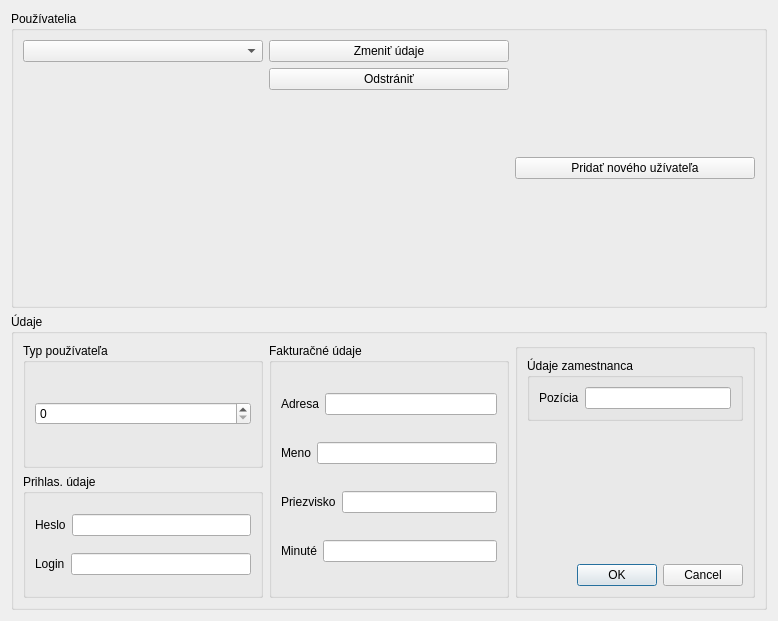
This is changes.ui in karinjanovjakova/OOP_lekaren as Qt 5 draws it before an edit. The edited form follows.
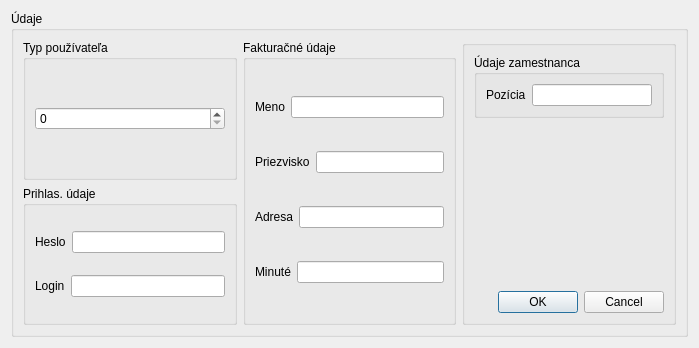
This is the edited form.

Diff of the .ui file:
```diff
--- a/changes.ui
+++ b/changes.ui
@@ -6,85 +6,14 @@
    <rect>
     <x>0</x>
     <y>0</y>
-    <width>778</width>
-    <height>621</height>
+    <width>699</width>
+    <height>348</height>
    </rect>
   </property>
   <property name="windowTitle">
    <string>Dialog</string>
   </property>
   <layout class="QVBoxLayout" name="verticalLayout_9">
-   <item>
-    <widget class="QGroupBox" name="groupBox">
-     <property name="title">
-      <string>Používatelia</string>
-     </property>
-     <layout class="QHBoxLayout" name="horizontalLayout_8">
-      <item>
-       <layout class="QVBoxLayout" name="verticalLayout_6">
-        <item>
-         <widget class="QComboBox" name="comboBox"/>
-        </item>
-        <item>
-         <spacer name="verticalSpacer">
-          <property name="orientation">
-           <enum>Qt::Vertical</enum>
-          </property>
-          <property name="sizeHint" stdset="0">
-           <size>
-            <width>20</width>
-            <height>40</height>
-           </size>
-          </property>
-         </spacer>
-        </item>
-       </layout>
-      </item>
-      <item>
-       <layout class="QVBoxLayout" name="verticalLayout_7">
-        <item>
-         <layout class="QVBoxLayout" name="verticalLayout_5">
-          <item>
-           <widget class="QPushButton" name="change">
-            <property name="text">
-             <string>Zmeniť údaje</string>
-            </property>
-           </widget>
-          </item>
-          <item>
-           <widget class="QPushButton" name="remove">
-            <property name="text">
-             <string>Odstrániť</string>
-            </property>
-           </widget>
-          </item>
-         </layout>
-        </item>
-        <item>
-         <spacer name="verticalSpacer_2">
-          <property name="orientation">
-           <enum>Qt::Vertical</enum>
-          </property>
-          <property name="sizeHint" stdset="0">
-           <size>
-            <width>20</width>
-            <height>40</height>
-           </size>
-          </property>
-         </spacer>
-        </item>
-       </layout>
-      </item>
-      <item>
-       <widget class="QPushButton" name="AddNew">
-        <property name="text">
-         <string>Pridať nového užívateľa</string>
-        </property>
-       </widget>
-      </item>
-     </layout>
-    </widget>
-   </item>
    <item>
     <widget class="QGroupBox" name="groupBox_2">
      <property name="title">
@@ -100,7 +29,11 @@
           </property>
           <layout class="QHBoxLayout" name="horizontalLayout_10">
            <item>
-            <widget class="QSpinBox" name="spinBox"/>
+            <widget class="QSpinBox" name="spinBox">
+             <property name="maximum">
+              <number>3</number>
+             </property>
+            </widget>
            </item>
           </layout>
          </widget>
@@ -158,20 +91,6 @@
          <string>Fakturačné údaje</string>
         </property>
         <layout class="QVBoxLayout" name="verticalLayout_3">
-         <item>
-          <layout class="QHBoxLayout" name="horizontalLayout_5">
-           <item>
-            <widget class="QLabel" name="label_5">
-             <property name="text">
-              <string>Adresa</string>
-             </property>
-            </widget>
-           </item>
-           <item>
-            <widget class="QLineEdit" name="adr"/>
-           </item>
-          </layout>
-         </item>
          <item>
           <layout class="QHBoxLayout" name="horizontalLayout_3">
            <item>
@@ -200,6 +119,20 @@
            </item>
           </layout>
          </item>
+         <item>
+          <layout class="QHBoxLayout" name="horizontalLayout_5">
+           <item>
+            <widget class="QLabel" name="label_5">
+             <property name="text">
+              <string>Adresa</string>
+             </property>
+            </widget>
+           </item>
+           <item>
+            <widget class="QLineEdit" name="adr"/>
+           </item>
+          </layout>
+         </item>
          <item>
           <layout class="QHBoxLayout" name="horizontalLayout_11">
            <item>
```
Left out of the diff: 42 changed lines with no effect on the pictures.
